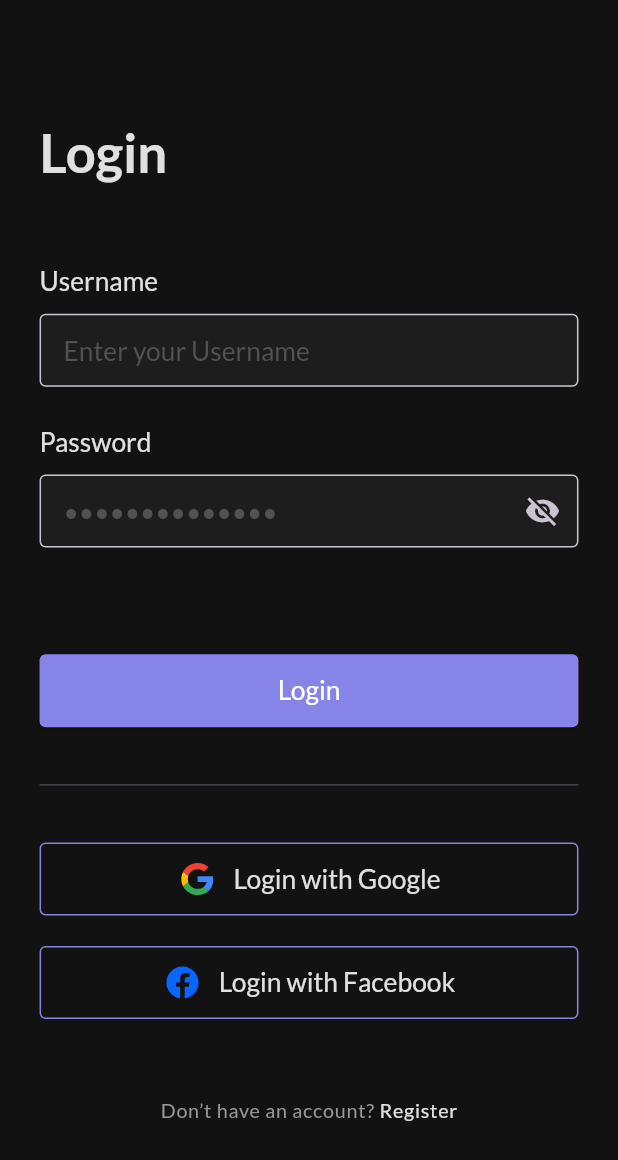
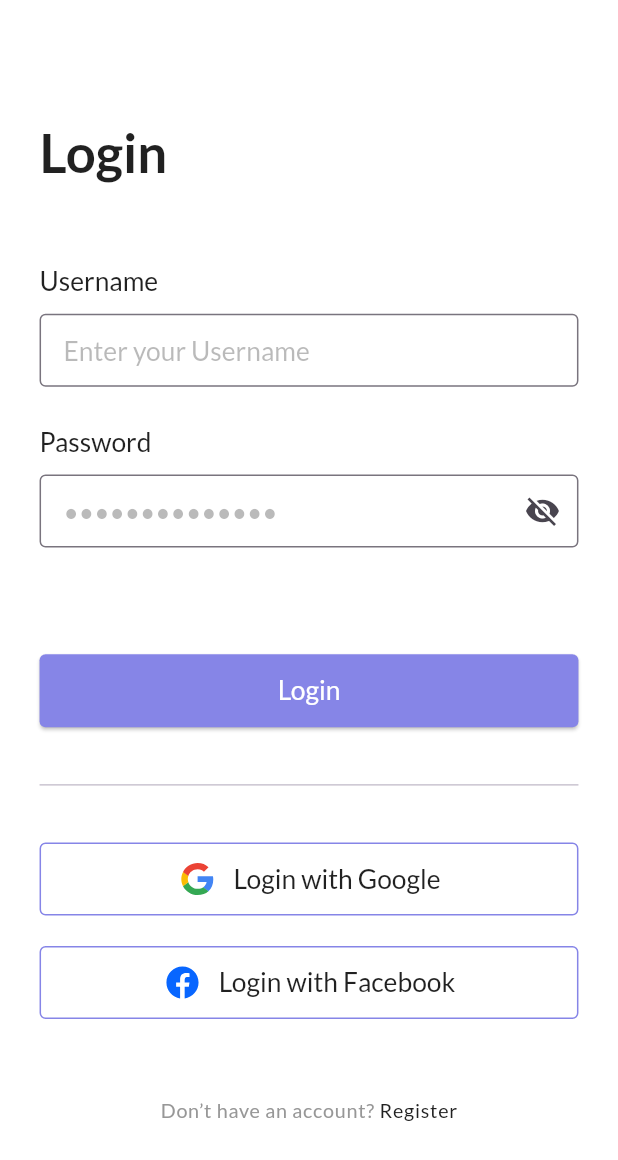
Before and after one commit to sayedmostaf/taska, a Flutter app: the screen it shows after launch, after a tap on "SKIP", on a phone screen of 412 x 824 dp. Shown: the top 1160 px of the screen. Run offline on Flutter 3.47's test engine with Material 3 defaults, Android fonts, the phone set to English and light mode, and no system bars; our stand-ins replace animated_bottom_navigation_bar, cached_network_image, easy_localization, fl_chart, flutter_colorpicker, flutter_screenutil and 12 more; missing offline and left inert: flutter_iconpicker; network calls fail.

Commit message:
add theme notifier and cache

```diff
--- a/assets/translations/ar.json
+++ b/assets/translations/ar.json
@@ -82,5 +82,7 @@
     "german": "Deutsch",
     "spanish": "Español",
     "hindi": "हिन्दी",
-    "chinese": "中文"
+    "chinese": "中文",
+    "lightMode": "فاتح",
+    "darkMode": "داكن"
 }
--- a/assets/translations/de.json
+++ b/assets/translations/de.json
@@ -82,5 +82,7 @@
     "german": "Deutsch",
     "spanish": "Español",
     "hindi": "हिन्दी",
-    "chinese": "中文"
+    "chinese": "中文",
+    "lightMode": "Helles Thema",
+    "darkMode": "Dunkles Thema"
 }
--- a/assets/translations/en.json
+++ b/assets/translations/en.json
@@ -82,5 +82,7 @@
     "german": "Deutsch",
     "spanish": "Español",
     "hindi": "हिन्दी",
-    "chinese": "中文"
+    "chinese": "中文",
+    "lightMode": "Light Theme",
+    "darkMode": "Dark Theme"
 }
--- a/assets/translations/es.json
+++ b/assets/translations/es.json
@@ -82,5 +82,7 @@
     "german": "Deutsch",
     "spanish": "Español",
     "hindi": "हिन्दी",
-    "chinese": "中文"
+    "chinese": "中文",
+    "lightMode": "Tema Claro",
+    "darkMode": "Tema Oscuro"
 }
--- a/assets/translations/fr.json
+++ b/assets/translations/fr.json
@@ -82,5 +82,7 @@
     "german": "Deutsch",
     "spanish": "Español",
     "hindi": "हिन्दी",
-    "chinese": "中文"
+    "chinese": "中文",
+    "lightMode": "Thème Clair",
+    "darkMode": "Thème Sombre"
 }
--- a/assets/translations/hi.json
+++ b/assets/translations/hi.json
@@ -82,5 +82,7 @@
     "german": "Deutsch",
     "spanish": "Español",
     "hindi": "हिन्दी",
-    "chinese": "中文"
-  }
+    "chinese": "中文",
+    "lightMode": "प्रकाश थीम",
+    "darkMode": "अंधकार थीम"
+}
--- a/assets/translations/zh.json
+++ b/assets/translations/zh.json
@@ -82,5 +82,7 @@
     "german": "Deutsch",
     "spanish": "Español",
     "hindi": "हिन्दी",
-    "chinese": "中文"
+    "chinese": "中文",
+    "lightMode": "亮主题",
+    "darkMode": "暗主题"
 }
--- a/lib/core/utils/strings_manager.dart
+++ b/lib/core/utils/strings_manager.dart
@@ -83,4 +83,6 @@ abstract class StringsManager {
   static const String spanish = "spanish";
   static const String hindi = "hindi";
   static const String chinese = "chinese";
+  static const String lightMode = "lightMode";
+  static const String darkMode = "darkMode";
 }
--- a/lib/main.dart
+++ b/lib/main.dart
@@ -1,12 +1,28 @@
 import 'package:easy_localization/easy_localization.dart';
 import 'package:flutter/material.dart';
+import 'package:flutter/services.dart';
 import 'package:flutter_screenutil/flutter_screenutil.dart';
+import 'package:taska/core/cache/cache_helper.dart';
+import 'package:taska/core/cache/cache_keys_values.dart';
 import 'package:taska/core/utils/app_router.dart';
 import 'package:taska/core/utils/theme_manager.dart';
 
+final ValueNotifier<ThemeMode> notifier = ValueNotifier(
+  CacheData.getData(key: CacheKeys.kDARKMODE) == CacheValues.LIGHT
+      ? ThemeMode.light
+      : ThemeMode.dark,
+);
 void main() async {
   WidgetsFlutterBinding.ensureInitialized();
+  await CacheData.cacheIntialization();
   await EasyLocalization.ensureInitialized();
+  SystemChrome.setSystemUIOverlayStyle(
+    const SystemUiOverlayStyle(statusBarColor: Colors.transparent),
+  );
+  SystemChrome.setPreferredOrientations([
+    DeviceOrientation.portraitUp,
+    DeviceOrientation.portraitDown,
+  ]);
   runApp(
     EasyLocalization(
       supportedLocales: [
@@ -32,13 +48,19 @@ class MyApp extends StatelessWidget {
   Widget build(BuildContext context) {
     return ScreenUtilInit(
       designSize: const Size(375, 812),
-      builder: (context, child) => MaterialApp.router(
-        localizationsDelegates: context.localizationDelegates,
-        supportedLocales: context.supportedLocales,
-        locale: context.locale,
-        debugShowCheckedModeBanner: false,
-        routerConfig: AppRouter.router,
-        theme: ThemeManager.darkThemeData,
+      builder: (context, child) => ValueListenableBuilder<ThemeMode>(
+        valueListenable: notifier,
+        builder: (context, value, child) {
+          return MaterialApp.router(
+            localizationsDelegates: context.localizationDelegates,
+            supportedLocales: context.supportedLocales,
+            locale: context.locale,
+            debugShowCheckedModeBanner: false,
+            routerConfig: AppRouter.router,
+            theme: ThemeManager.lightThemeData,
+            darkTheme: ThemeManager.darkThemeData,
+          );
+        },
       ),
     );
   }
--- a/pubspec.yaml
+++ b/pubspec.yaml
@@ -47,6 +47,7 @@ dependencies:
   lottie: ^3.3.2
   month_picker_dialog: ^6.5.0
   roundcheckbox: ^2.0.5
+  shared_preferences: ^2.5.3
   smooth_page_indicator: ^1.2.1
   table_calendar: ^3.0.9
   vibration: ^3.1.4
```
Also changed, not shown: lib/core/cache/cache_helper.dart (added, +43 -0 lines), lib/core/cache/cache_keys_values.dart (added, +11 -0 lines), lib/features/profile/presentation/view/settings_view/widgets/settings_list_titles.dart (+31 -2 lines), pubspec.lock.
